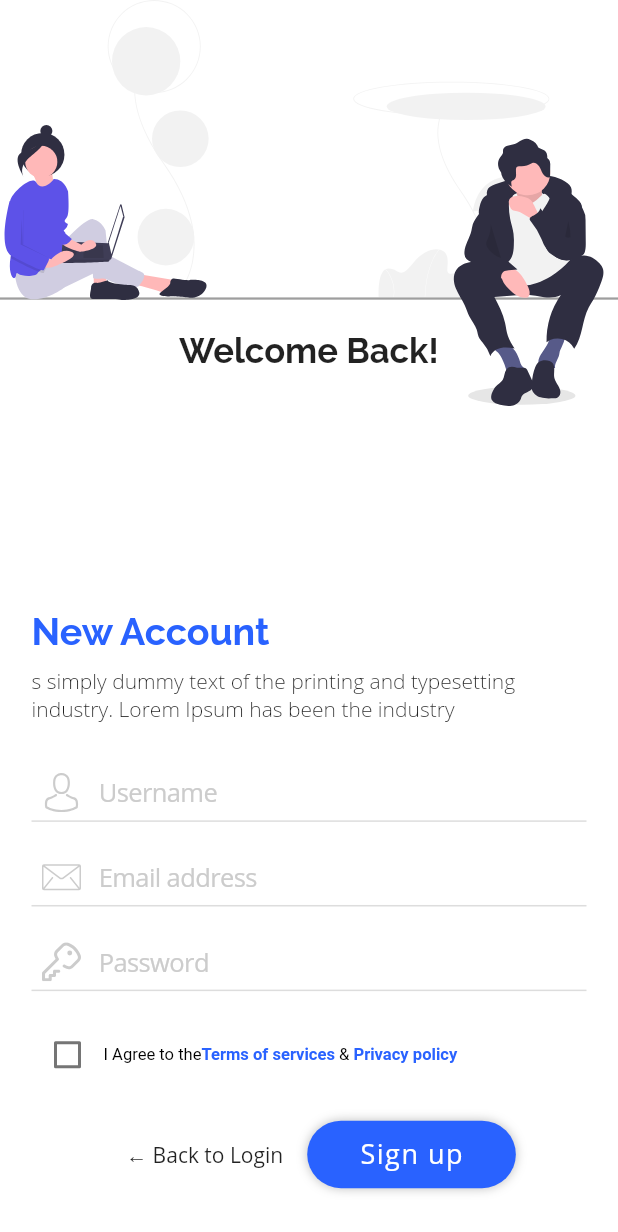
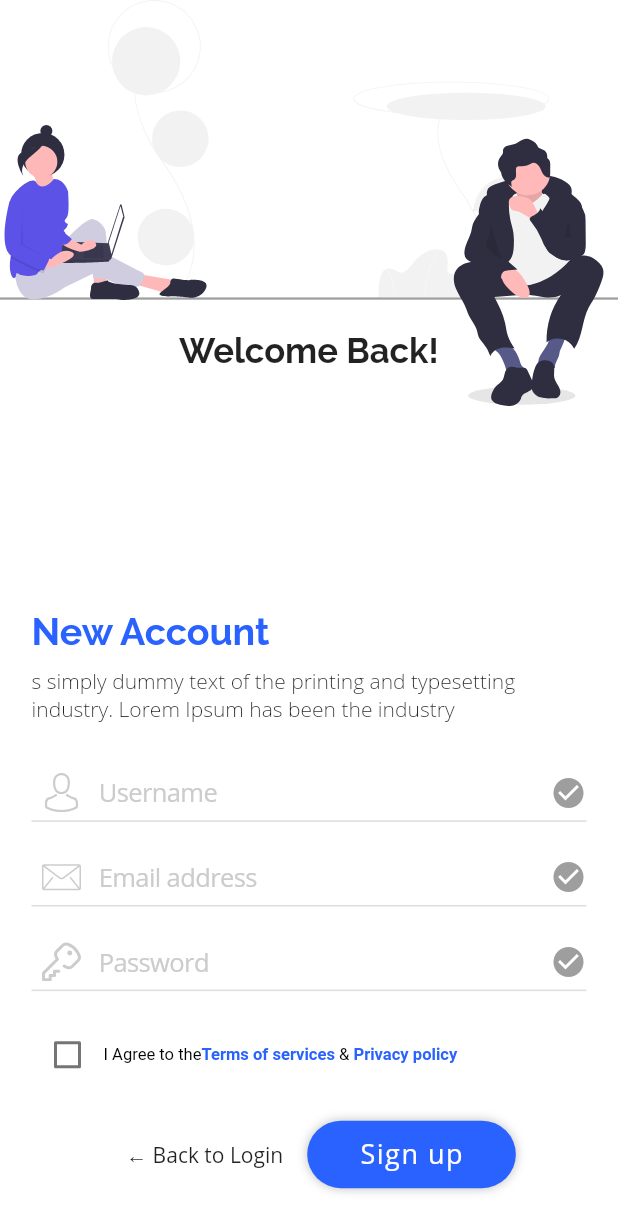
Before and after one commit to jamescardona11/signin_firebase_app, a Flutter app: the screen it shows after launch, swiped to page 2, on a phone screen of 412 x 824 dp. Shown: the top 1232 px of the screen. Run offline on Flutter 3.47's test engine with Material 2 defaults, Android fonts, the phone set to English and light mode, and no system bars; our stand-ins replace after_layout, firebase_auth, flutter_svg, google_sign_in; missing offline and left inert: flutter_facebook_auth; accounts and stored records are empty.

```diff
--- a/lib/pages/login/widgets/forgot_form.dart
+++ b/lib/pages/login/widgets/forgot_form.dart
@@ -2,6 +2,7 @@ import 'package:flutter/cupertino.dart';
 import 'package:flutter/material.dart';
 import 'package:flutter_svg/flutter_svg.dart';
 import 'package:signinfirebaseapp/libs/auth.dart';
+import 'package:signinfirebaseapp/pages/login/widgets/login_form.dart';
 import 'package:signinfirebaseapp/utils/app_colors.dart';
 import 'package:signinfirebaseapp/utils/responsive.dart';
 import 'package:signinfirebaseapp/widgets/rounded_button.dart';
@@ -37,7 +38,7 @@ class _ForgotFormWidgetState extends State<ForgotFormWidget> {
               ),
               SizedBox(height: responsive.inchPercent(1)),
               SizedBox(height: responsive.inchPercent(2)),
-              _InputTextLogin(
+              InputTextLogin(
                 iconPath: 'assets/icons/email.svg',
                 placeholder: 'Email address',
               ),
@@ -63,37 +64,3 @@ class _ForgotFormWidgetState extends State<ForgotFormWidget> {
     );
   }
 }
-
-class _InputTextLogin extends StatelessWidget {
-  final String placeholder;
-  final String iconPath;
-
-  const _InputTextLogin({
-    @required this.iconPath,
-    @required this.placeholder,
-  }) : assert(iconPath != null && placeholder != null);
-
-  @override
-  Widget build(BuildContext context) {
-    return CupertinoTextField(
-      padding: EdgeInsets.symmetric(vertical: 7, horizontal: 5),
-      prefix: Container(
-        padding: EdgeInsets.all(2),
-        width: 40,
-        height: 30,
-        child: SvgPicture.asset(
-          this.iconPath,
-          color: Color(0xffCCCCCC),
-        ),
-      ),
-      placeholder: this.placeholder,
-      placeholderStyle: TextStyle(fontFamily: 'sans', color: Color(0xffCCCCCC)),
-      style: TextStyle(fontFamily: 'sans'),
-      decoration: BoxDecoration(
-        border: Border(
-          bottom: BorderSide(width: 1, color: Color(0xffDDDDDD)),
-        ),
-      ),
-    );
-  }
-}
--- a/lib/pages/login/widgets/login_form.dart
+++ b/lib/pages/login/widgets/login_form.dart
@@ -4,6 +4,7 @@ import 'package:flutter/material.dart';
 import 'package:flutter_svg/flutter_svg.dart';
 import 'package:signinfirebaseapp/libs/auth.dart';
 import 'package:signinfirebaseapp/pages/home/home_page.dart';
+import 'package:signinfirebaseapp/utils/app_colors.dart';
 import 'package:signinfirebaseapp/utils/responsive.dart';
 import 'package:signinfirebaseapp/widgets/circle_button.dart';
 import 'package:signinfirebaseapp/widgets/rounded_button.dart';
@@ -36,12 +37,12 @@ class LoginFormWidget extends StatelessWidget {
             crossAxisAlignment: CrossAxisAlignment.center,
             mainAxisSize: MainAxisSize.min,
             children: <Widget>[
-              _InputTextLogin(
+              InputTextLogin(
                 iconPath: 'assets/icons/email.svg',
                 placeholder: 'Email address',
               ),
               SizedBox(height: responsive.inchPercent(2)),
-              _InputTextLogin(
+              InputTextLogin(
                 iconPath: 'assets/icons/key.svg',
                 placeholder: 'Password',
               ),
@@ -107,29 +108,80 @@ class LoginFormWidget extends StatelessWidget {
   }
 }
 
-class _InputTextLogin extends StatelessWidget {
+class InputTextLogin extends StatefulWidget {
   final String placeholder;
   final String iconPath;
+  final String initValue;
+  final bool Function(String text) validator;
 
-  const _InputTextLogin({
+  const InputTextLogin({
+    Key key,
     @required this.iconPath,
     @required this.placeholder,
-  }) : assert(iconPath != null && placeholder != null);
+    this.validator,
+    this.initValue,
+  })  : assert(iconPath != null && placeholder != null),
+        super(key: key);
+  @override
+  InputTextLoginState createState() => InputTextLoginState();
+}
+
+class InputTextLoginState extends State<InputTextLogin> {
+  TextEditingController _controller;
+
+  bool get isOk => _validation;
+  String get value => _controller.text;
+
+  bool _validation = false;
+
+  void _checkValidation() {
+    if (widget.validator != null) {
+      final isOk = widget.validator(_controller.text);
+      if (_validation != isOk) {
+        _validation = isOk;
+        setState(() {});
+      }
+    } else {}
+  }
+
+  @override
+  void initState() {
+    super.initState();
+
+    _controller = TextEditingController(text: widget.initValue);
+    _checkValidation();
+  }
+
+  @override
+  void dispose() {
+    super.dispose();
+    _controller.dispose();
+  }
 
   @override
   Widget build(BuildContext context) {
     return CupertinoTextField(
+      controller: _controller,
+      onChanged: (value) {
+        _checkValidation();
+      },
       padding: EdgeInsets.symmetric(vertical: 7, horizontal: 5),
       prefix: Container(
         padding: EdgeInsets.all(2),
         width: 40,
         height: 30,
         child: SvgPicture.asset(
-          this.iconPath,
+          this.widget.iconPath,
           color: Color(0xffCCCCCC),
         ),
       ),
-      placeholder: this.placeholder,
+      suffix: widget.validator != null
+          ? Icon(
+              Icons.check_circle,
+              color: _validation ? AppColors.primary : Colors.grey,
+            )
+          : null,
+      placeholder: this.widget.placeholder,
       placeholderStyle: TextStyle(fontFamily: 'sans', color: Color(0xffCCCCCC)),
       style: TextStyle(fontFamily: 'sans'),
       decoration: BoxDecoration(
--- a/lib/pages/login/widgets/register_form.dart
+++ b/lib/pages/login/widgets/register_form.dart
@@ -1,8 +1,12 @@
+import 'package:firebase_auth/firebase_auth.dart';
 import 'package:flutter/cupertino.dart';
 import 'package:flutter/material.dart';
 import 'package:flutter_svg/flutter_svg.dart';
 import 'package:signinfirebaseapp/libs/auth.dart';
+import 'package:signinfirebaseapp/pages/home/home_page.dart';
+import 'package:signinfirebaseapp/pages/login/widgets/login_form.dart';
 import 'package:signinfirebaseapp/utils/app_colors.dart';
+import 'package:signinfirebaseapp/utils/dialogs.dart';
 import 'package:signinfirebaseapp/utils/responsive.dart';
 import 'package:signinfirebaseapp/widgets/rounded_button.dart';
 
@@ -16,6 +20,9 @@ class RegisterFormWidget extends StatefulWidget {
 
 class _RegisterFormWidgetState extends State<RegisterFormWidget> {
   bool _agree = false;
+  final GlobalKey<InputTextLoginState> usernameKey = GlobalKey();
+  final GlobalKey<InputTextLoginState> emailKey = GlobalKey();
+  final GlobalKey<InputTextLoginState> passwordKey = GlobalKey();
 
   @override
   Widget build(BuildContext context) {
@@ -45,19 +52,32 @@ class _RegisterFormWidgetState extends State<RegisterFormWidget> {
                 ),
               ),
               SizedBox(height: responsive.inchPercent(3)),
-              _InputTextLogin(
+              InputTextLogin(
+                key: usernameKey,
                 iconPath: 'assets/icons/avatar-user.svg',
                 placeholder: 'Username',
+                validator: (text) {
+                  print('VALIDATOR');
+                  return text.trim().length > 3;
+                },
               ),
               SizedBox(height: responsive.inchPercent(2)),
-              _InputTextLogin(
+              InputTextLogin(
+                key: emailKey,
                 iconPath: 'assets/icons/email.svg',
                 placeholder: 'Email address',
+                validator: (text) {
+                  return text.trim().contains('@');
+                },
               ),
               SizedBox(height: responsive.inchPercent(2)),
-              _InputTextLogin(
+              InputTextLogin(
+                key: passwordKey,
                 iconPath: 'assets/icons/key.svg',
                 placeholder: 'Password',
+                validator: (text) {
+                  return text.trim().length > 6;
+                },
               ),
               SizedBox(height: responsive.inchPercent(2)),
               DefaultTextStyle(
@@ -108,7 +128,7 @@ class _RegisterFormWidgetState extends State<RegisterFormWidget> {
                   ),
                   RoundedButtonWidget(
                     label: 'Sign up',
-                    onPressed: () {},
+                    onPressed: _submit,
                   ),
                 ],
               ),
@@ -119,38 +139,37 @@ class _RegisterFormWidgetState extends State<RegisterFormWidget> {
       ),
     );
   }
-}
 
-class _InputTextLogin extends StatelessWidget {
-  final String placeholder;
-  final String iconPath;
+  _submit() async {
+    final String username = usernameKey.currentState.value.toString().trim();
+    final String email = emailKey.currentState.value.toString().trim();
+    final String password = passwordKey.currentState.value.toString().trim();
 
-  const _InputTextLogin({
-    @required this.iconPath,
-    @required this.placeholder,
-  }) : assert(iconPath != null && placeholder != null);
+    final bool usernameIsOk = usernameKey.currentState.isOk;
+    final bool emailIsOk = emailKey.currentState.isOk;
+    final bool passwordIsOk = passwordKey.currentState.isOk;
 
-  @override
-  Widget build(BuildContext context) {
-    return CupertinoTextField(
-      padding: EdgeInsets.symmetric(vertical: 7, horizontal: 5),
-      prefix: Container(
-        padding: EdgeInsets.all(2),
-        width: 40,
-        height: 30,
-        child: SvgPicture.asset(
-          this.iconPath,
-          color: Color(0xffCCCCCC),
-        ),
-      ),
-      placeholder: this.placeholder,
-      placeholderStyle: TextStyle(fontFamily: 'sans', color: Color(0xffCCCCCC)),
-      style: TextStyle(fontFamily: 'sans'),
-      decoration: BoxDecoration(
-        border: Border(
-          bottom: BorderSide(width: 1, color: Color(0xffDDDDDD)),
-        ),
-      ),
-    );
+    if (usernameIsOk && emailIsOk && passwordIsOk) {
+      if (_agree) {
+        final firebaseUser = await Auth.instance.signUp(context, username, email, password);
+        print(username);
+        print(email);
+        print(password);
+
+        _goTo(firebaseUser);
+      } else {
+        Dialogs.alert(context, description: 'You need to accept the terms and conditions');
+      }
+    } else {
+      Dialogs.alert(context, description: 'Some fields are invalid');
+    }
+  }
+
+  void _goTo(FirebaseUser user) {
+    if (user != null) {
+      Navigator.pushReplacementNamed(context, HomePage.id);
+    } else {
+      print('Register Failed');
+    }
   }
 }
```
Also changed, not shown: lib/libs/auth.dart (+12 -1 lines), lib/utils/dialogs.dart (+17 -0 lines).
